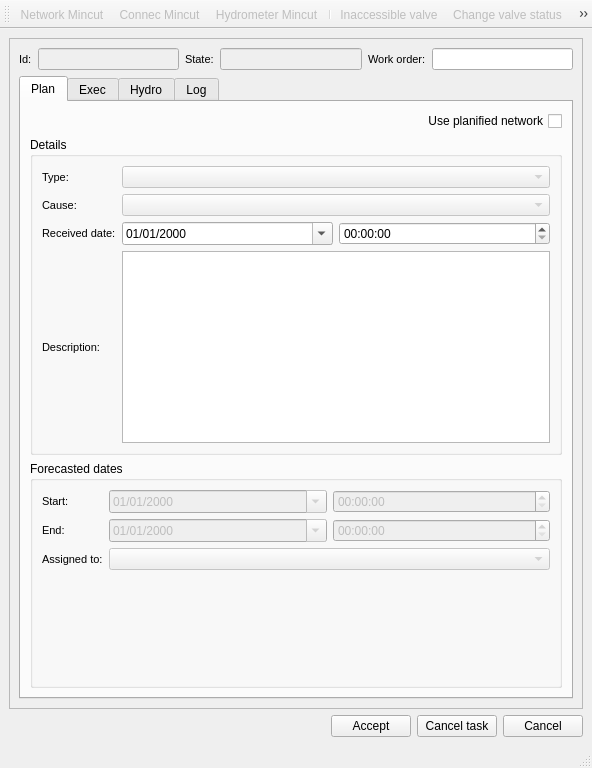
Giswater/giswater_qgis_plugin, file core/ui/toolbars/om/mincut.ui: the form before one commit.
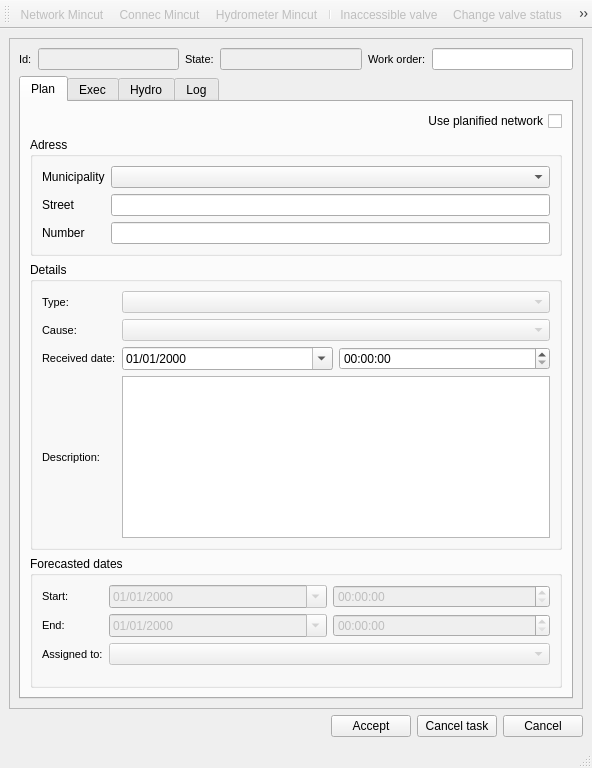
The form after the commit. Icons and pictures are not drawn.

Commit message: feat(GwMincut): enhance address management with municipality, street, and postnumber fields

The edit to the form file:
```diff
--- a/core/ui/toolbars/om/mincut.ui
+++ b/core/ui/toolbars/om/mincut.ui
@@ -37,8 +37,8 @@
         <rect>
          <x>0</x>
          <y>0</y>
-         <width>547</width>
-         <height>683</height>
+         <width>551</width>
+         <height>675</height>
         </rect>
        </property>
        <layout class="QGridLayout" name="gridLayout_5">
@@ -195,6 +195,49 @@
               </property>
              </widget>
             </item>
+            <item>
+             <widget class="QGroupBox" name="grb_adress">
+              <property name="title">
+               <string>Adress</string>
+              </property>
+              <layout class="QGridLayout" name="gridLayout_15">
+               <item row="0" column="0">
+                <layout class="QGridLayout" name="gridLayout_8">
+                 <item row="1" column="0">
+                  <widget class="QLabel" name="lbl_street">
+                   <property name="text">
+                    <string>Street</string>
+                   </property>
+                  </widget>
+                 </item>
+                 <item row="2" column="0">
+                  <widget class="QLabel" name="lbl_postnumber">
+                   <property name="text">
+                    <string>Number</string>
+                   </property>
+                  </widget>
+                 </item>
+                 <item row="0" column="0">
+                  <widget class="QLabel" name="lbl_municiplity">
+                   <property name="text">
+                    <string>Municipality</string>
+                   </property>
+                  </widget>
+                 </item>
+                 <item row="0" column="1">
+                  <widget class="QComboBox" name="cmb_municipality"/>
+                 </item>
+                 <item row="1" column="1">
+                  <widget class="QLineEdit" name="txt_street"/>
+                 </item>
+                 <item row="2" column="1">
+                  <widget class="QLineEdit" name="txt_postnumber"/>
+                 </item>
+                </layout>
+               </item>
+              </layout>
+             </widget>
+            </item>
             <item>
              <widget class="QGroupBox" name="grb_plan_details">
               <property name="title">
```
The commit also changes 2 other files.
